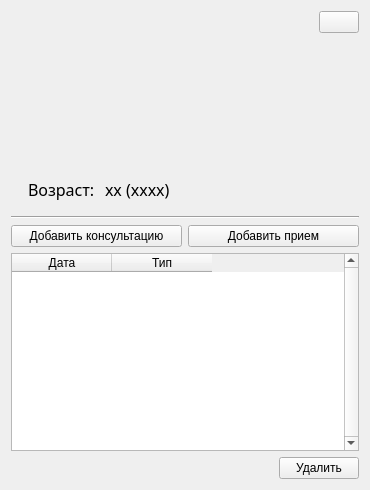
Above: project/forms/Client_info.ui from Galoev/nutritionist-helper before the change. Below: the same form after it.
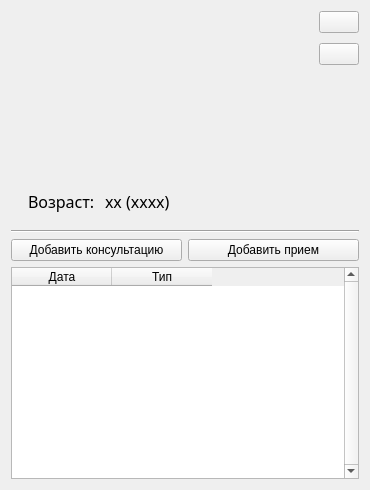
That is the form after the change. Icons and pictures are not drawn.

Diff of the .ui file:
```diff
--- a/project/forms/Client_info.ui
+++ b/project/forms/Client_info.ui
@@ -132,6 +132,14 @@
      </item>
      <item>
       <layout class="QVBoxLayout" name="verticalLayout_3">
+       <item>
+        <widget class="QPushButton" name="pushButton_delete">
+         <property name="icon">
+          <iconset resource="../rec.qrc">
+           <normaloff>:/resources/deelete_icon.png</normaloff>:/resources/deelete_icon.png</iconset>
+         </property>
+        </widget>
+       </item>
        <item>
         <widget class="QPushButton" name="pushButton_clientEdit">
          <property name="icon">
@@ -223,30 +231,6 @@
      </column>
     </widget>
    </item>
-   <item>
-    <layout class="QHBoxLayout" name="horizontalLayout_4">
-     <item>
-      <spacer name="horizontalSpacer_2">
-       <property name="orientation">
-        <enum>Qt::Horizontal</enum>
-       </property>
-       <property name="sizeHint" stdset="0">
-        <size>
-         <width>40</width>
-         <height>20</height>
-        </size>
-       </property>
-      </spacer>
-     </item>
-     <item>
-      <widget class="QPushButton" name="pushButton_delete">
-       <property name="text">
-        <string>Удалить</string>
-       </property>
-      </widget>
-     </item>
-    </layout>
-   </item>
   </layout>
  </widget>
  <resources>
```
